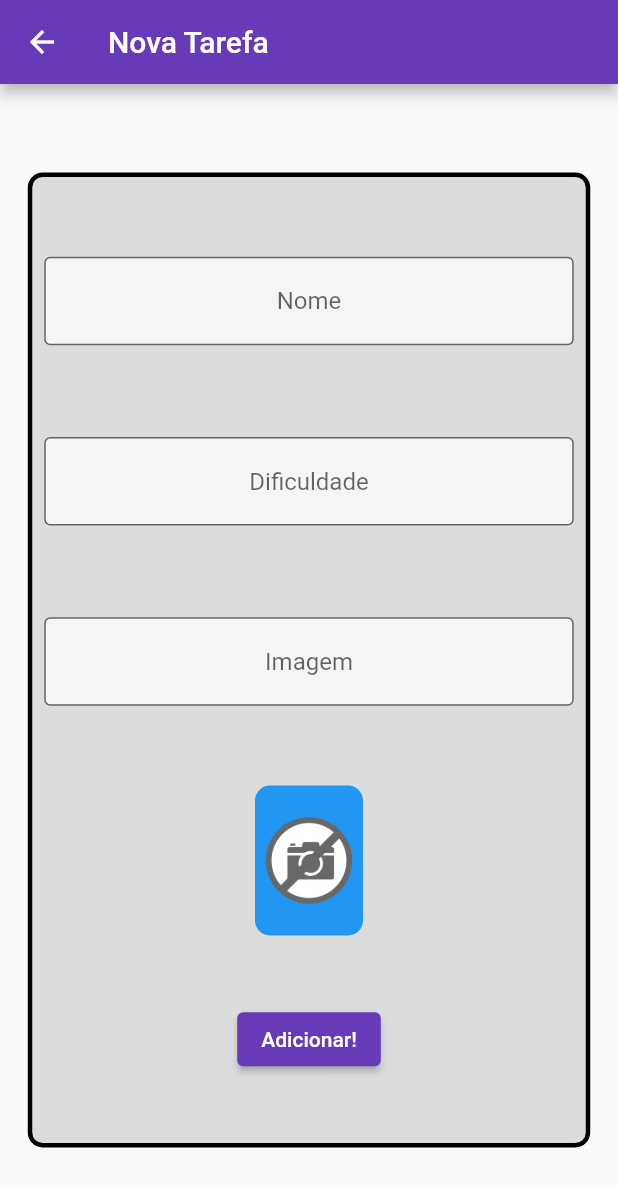
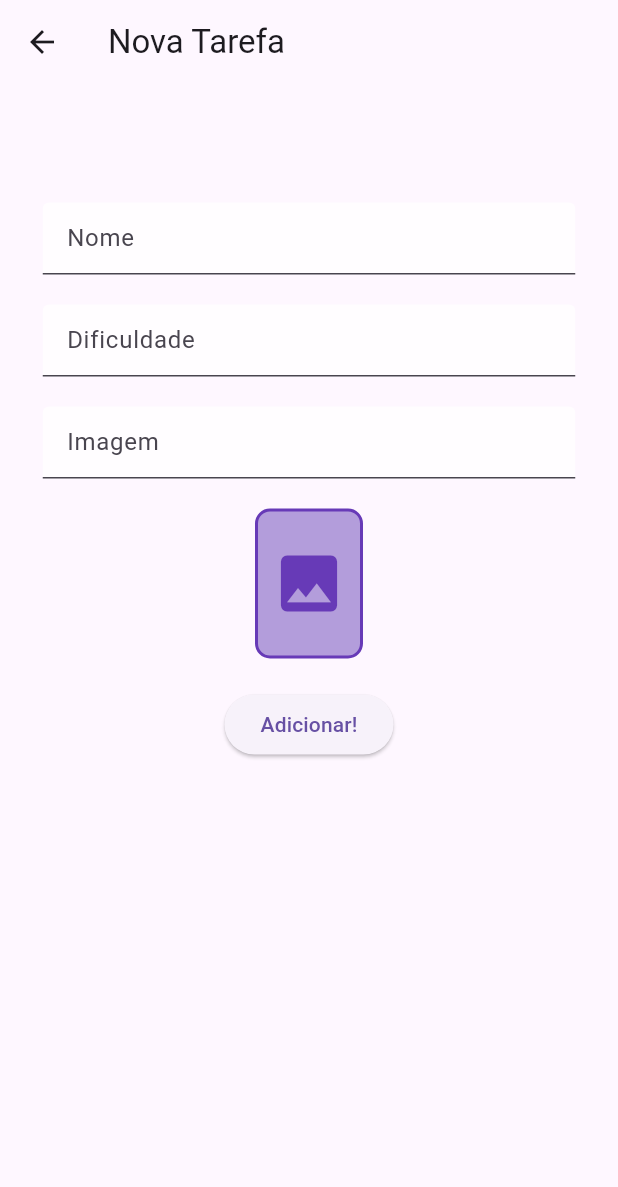
Before and after one commit to analubarreto/primeiro_projeto_flutter, a Flutter app: the FormScreen screen opened by its route, on a phone screen of 412 x 824 dp. Shown: the top 1187 px of the screen. Run offline on Flutter 3.47's test engine with Material 2 defaults, Android fonts, the phone set to English and light mode, and no system bars.

Commit message:
Edited style a bit :)

```diff
--- a/lib/Screens/form_screen.dart
+++ b/lib/Screens/form_screen.dart
@@ -26,20 +26,18 @@ class _FormScreenState extends State<FormScreen> {
         ),
         body: Center(
           child: SingleChildScrollView(
-            child: Container(
+            child: SizedBox(
               height: 650,
               width: 375,
-              decoration: BoxDecoration(
-                color: Colors.black12,
-                borderRadius: BorderRadius.circular(10),
-                border: Border.all(width: 3),
-              ),
               child: Column(
-                mainAxisAlignment: MainAxisAlignment.spaceEvenly,
+                mainAxisAlignment: MainAxisAlignment.start,
                 crossAxisAlignment: CrossAxisAlignment.center,
                 children: [
+                 Container(
+                   child: Column(
+                     children: [
                        Padding(
-                    padding: const EdgeInsets.all(8.0),
+                         padding: EdgeInsets.symmetric(vertical: 20, horizontal: 10),
                          child: TextFormField(
                            validator: (String? value) {
                              if (value != null && value.isEmpty) {
@@ -48,9 +46,7 @@ class _FormScreenState extends State<FormScreen> {
                              return null;
                            },
                            controller: nameController,
-                      textAlign: TextAlign.center,
                            decoration: const InputDecoration(
-                        border: OutlineInputBorder(),
                              hintText: 'Nome',
                              fillColor: Colors.white70,
                              filled: true,
@@ -58,7 +54,7 @@ class _FormScreenState extends State<FormScreen> {
                          ),
                        ),
                        Padding(
-                    padding: const EdgeInsets.all(8.0),
+                         padding: const EdgeInsets.only(bottom: 20, left: 10, right: 10),
                          child: TextFormField(
                            validator: (value) {
                              if (value!.isEmpty ||
@@ -70,9 +66,7 @@ class _FormScreenState extends State<FormScreen> {
                            },
                            keyboardType: TextInputType.number,
                            controller: difficultyController,
-                      textAlign: TextAlign.center,
                            decoration: const InputDecoration(
-                        border: OutlineInputBorder(),
                              hintText: 'Dificuldade',
                              fillColor: Colors.white70,
                              filled: true,
@@ -80,7 +74,7 @@ class _FormScreenState extends State<FormScreen> {
                          ),
                        ),
                        Padding(
-                    padding: const EdgeInsets.all(8.0),
+                         padding:const EdgeInsets.only(bottom: 20, left: 10, right: 10),
                          child: TextFormField(
                            onChanged: (text) {
                              setState(() {});
@@ -93,36 +87,38 @@ class _FormScreenState extends State<FormScreen> {
                            },
                            keyboardType: TextInputType.url,
                            controller: imageController,
-                      textAlign: TextAlign.center,
                            decoration: const InputDecoration(
-                        border: OutlineInputBorder(),
                              hintText: 'Imagem',
                              fillColor: Colors.white70,
                              filled: true,
                            ),
                          ),
                        ),
+                     ],
+                   )
+                 ),
                   Container(
                     height: 100,
                     width: 72,
                     decoration: BoxDecoration(
-                      color: Colors.blue,
+                      color: Colors.deepPurple[200],
                       borderRadius: BorderRadius.circular(10),
-                      border: Border.all(width: 2, color: Colors.blue),
+                      border: Border.all(width: 2, color: Colors.deepPurple),
                     ),
-                    child: ClipRRect(
-                      borderRadius: BorderRadius.circular(10),
-                      child: Image.network(
+                    child: imageController.text.isEmpty
+                          ? const Icon(
+                              Icons.image,
+                              size: 50,
+                              color: Colors.deepPurple,
+                            )
+                          : Image.network(
                               imageController.text,
-                        errorBuilder: (BuildContext context, Object exception,
-                            StackTrace? stackTrace) {
-                          return Image.asset('assets/images/nophoto.png');
-                        },
-                        fit: BoxFit.cover,
+                              fit: BoxFit.contain,
                             ),
                   ),
-                  ),
-                  ElevatedButton(
+                  Padding(
+                    padding: const EdgeInsets.only(top: 20),
+                    child: ElevatedButton(
                       onPressed: () {
                         if(_formKey.currentState!.validate()) {
                           // print(nameController.text);
@@ -136,6 +132,8 @@ class _FormScreenState extends State<FormScreen> {
                           ScaffoldMessenger.of(context).showSnackBar(
                             const SnackBar(
                               content: Text('Tarefa Adicionada!'),
+                              backgroundColor: Colors.green,
+                              behavior: SnackBarBehavior.floating,
                             ),
                           );
                           Navigator.of(context).pop();
@@ -143,6 +141,7 @@ class _FormScreenState extends State<FormScreen> {
                       },
                       child: const Text('Adicionar!'),
                     ),
+                  )
                 ],
               ),
             ),
--- a/lib/main.dart
+++ b/lib/main.dart
@@ -15,6 +15,7 @@ class MyApp extends StatelessWidget {
     return MaterialApp(
       title: 'Flutter Demo',
       theme: ThemeData(
+        useMaterial3: true,
         primarySwatch: Colors.deepPurple,
       ),
       home: TaskInherited(
```
Also changed, not shown: lib/Components/task.dart (+33 -16 lines), lib/Screens/minha_primeira_tela.dart (deleted, +0 -88 lines). Lines whose indentation alone changed are shown as unchanged.
